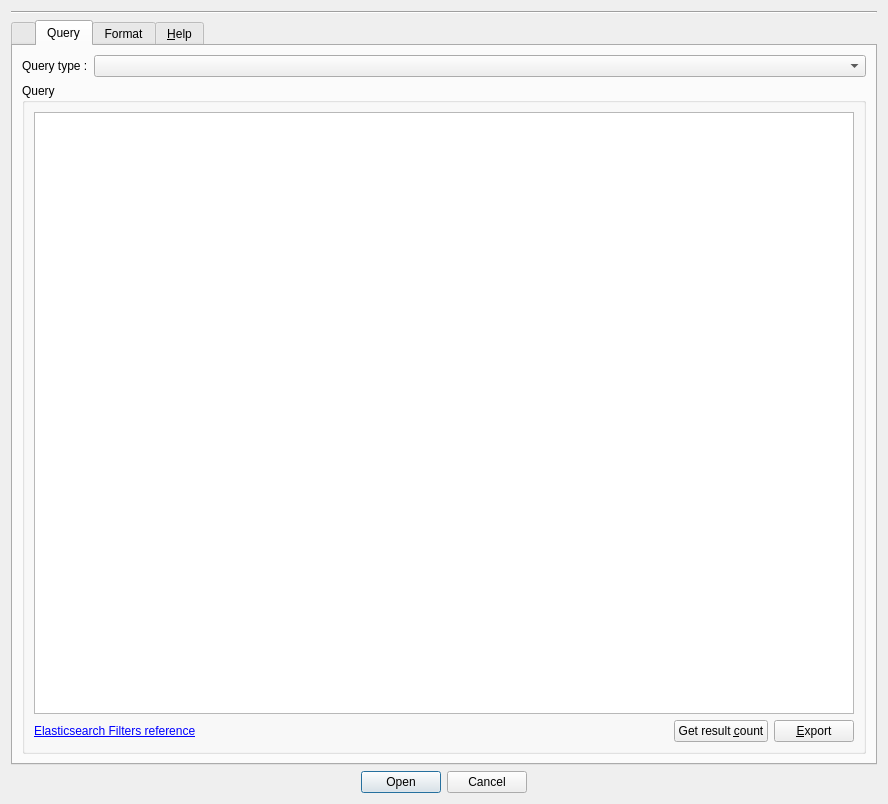
First picture: the form in libpvkernel/plugins/input-types/common/widget_params.ui, repository squey/squey, before the edit.
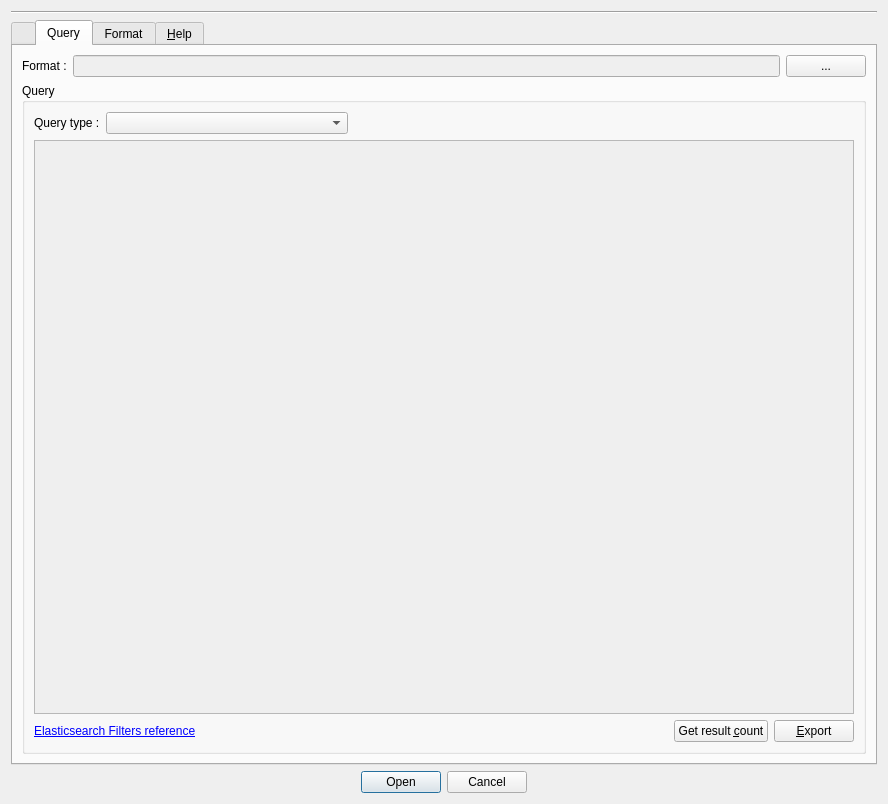
Second picture: the form after the edit. The open tabs and pages were chosen to show the change.

Commit message: [elasticsearch/splunk] Store format in preset

```diff
--- a/libpvkernel/plugins/input-types/common/widget_params.ui
+++ b/libpvkernel/plugins/input-types/common/widget_params.ui
@@ -46,7 +46,7 @@
       </sizepolicy>
      </property>
      <property name="currentIndex">
-      <number>0</number>
+      <number>1</number>
      </property>
      <widget class="QWidget" name="tab">
       <attribute name="title">
@@ -188,7 +188,7 @@
                <string/>
               </property>
               <property name="inputMethodHints">
-               <set>Qt::ImhNone</set>
+               <set>Qt::ImhHiddenText|Qt::ImhNoAutoUppercase|Qt::ImhNoPredictiveText|Qt::ImhSensitiveData</set>
               </property>
               <property name="echoMode">
                <enum>QLineEdit::Password</enum>
@@ -235,22 +235,27 @@
           <layout class="QHBoxLayout" name="_custom_layout"/>
          </item>
          <item>
-          <layout class="QHBoxLayout" name="horizontalLayout_4">
+          <layout class="QHBoxLayout" name="horizontalLayout_2">
            <item>
-            <widget class="QLabel" name="label_6">
-             <property name="sizePolicy">
-              <sizepolicy hsizetype="Maximum" vsizetype="Maximum">
-               <horstretch>0</horstretch>
-               <verstretch>0</verstretch>
-              </sizepolicy>
-             </property>
+            <widget class="QLabel" name="label">
              <property name="text">
-              <string>Query type :</string>
+              <string>Format :</string>
              </property>
             </widget>
            </item>
            <item>
-            <widget class="QComboBox" name="_query_type_cb"/>
+            <widget class="QLineEdit" name="_format_path">
+             <property name="enabled">
+              <bool>false</bool>
+             </property>
+            </widget>
+           </item>
+           <item>
+            <widget class="QPushButton" name="_format_button">
+             <property name="text">
+              <string>...</string>
+             </property>
+            </widget>
            </item>
           </layout>
          </item>
@@ -266,8 +271,11 @@
             <string>Query</string>
            </property>
            <layout class="QGridLayout" name="gridLayout_2">
-            <item row="0" column="0" colspan="4">
+            <item row="1" column="0" colspan="4">
              <widget class="QPlainTextEdit" name="_txt_query">
+              <property name="enabled">
+               <bool>false</bool>
+              </property>
               <property name="sizePolicy">
                <sizepolicy hsizetype="MinimumExpanding" vsizetype="MinimumExpanding">
                 <horstretch>0</horstretch>
@@ -279,14 +287,14 @@
               </property>
              </widget>
             </item>
-            <item row="1" column="0" colspan="4">
+            <item row="2" column="0" colspan="4">
              <layout class="QGridLayout" name="_querybuilder_layout">
               <property name="sizeConstraint">
                <enum>QLayout::SetMaximumSize</enum>
               </property>
              </layout>
             </item>
-            <item row="2" column="0">
+            <item row="3" column="0">
              <widget class="QLabel" name="_reference_label">
               <property name="text">
                <string>&lt;html&gt;&lt;head/&gt;&lt;body&gt;&lt;p&gt;&lt;a href=&quot;https://www.elastic.co/guide/en/elasticsearch/reference/current/query-dsl-filters.html&quot;&gt;&lt;span style=&quot; text-decoration: underline; color:#0000ff;&quot;&gt;Elasticsearch Filters reference&lt;/span&gt;&lt;/a&gt;&lt;/p&gt;&lt;/body&gt;&lt;/html&gt;</string>
@@ -299,7 +307,7 @@
               </property>
              </widget>
             </item>
-            <item row="2" column="3">
+            <item row="3" column="3">
              <widget class="QPushButton" name="_export_pushbutton">
               <property name="sizePolicy">
                <sizepolicy hsizetype="Maximum" vsizetype="Fixed">
@@ -312,7 +320,7 @@
               </property>
              </widget>
             </item>
-            <item row="2" column="2">
+            <item row="3" column="2">
              <widget class="QPushButton" name="_count_btn">
               <property name="sizePolicy">
                <sizepolicy hsizetype="Maximum" vsizetype="Fixed">
@@ -325,6 +333,26 @@
               </property>
              </widget>
             </item>
+            <item row="0" column="0">
+             <layout class="QHBoxLayout" name="horizontalLayout_4">
+              <item>
+               <widget class="QLabel" name="label_6">
+                <property name="sizePolicy">
+                 <sizepolicy hsizetype="Maximum" vsizetype="Maximum">
+                  <horstretch>0</horstretch>
+                  <verstretch>0</verstretch>
+                 </sizepolicy>
+                </property>
+                <property name="text">
+                 <string>Query type :</string>
+                </property>
+               </widget>
+              </item>
+              <item>
+               <widget class="QComboBox" name="_query_type_cb"/>
+              </item>
+             </layout>
+            </item>
            </layout>
           </widget>
          </item>
```
Left out of the diff: 3 changed lines with no effect on the pictures. The commit also changes 15 other files.
